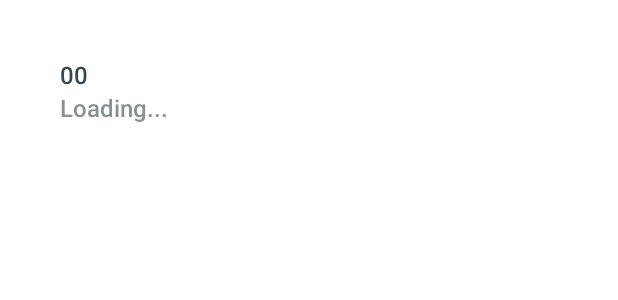
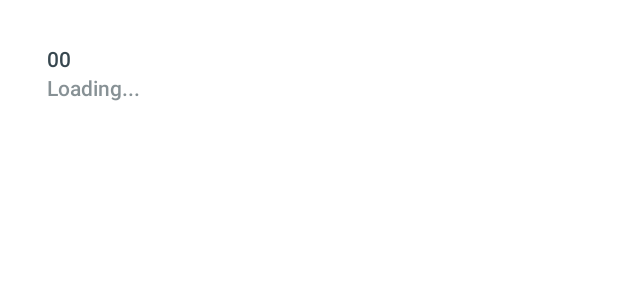
Before and after one commit to tamuseanmiller/AggieMapS, an Android app: the layout recyclerview_route.xml on its own in the app's theme, with its tools: preview values and no code run, on a phone screen of 412 x 824 dp. Shown: the top 300 px of the screen. Run offline under Robolectric (Android 15) with nearby library versions, the phone set to English and light mode, and no system bars.

Commit message:
Experimenting with Smaller Routes

```diff
--- a/app/src/main/java/com/mrst/aggiemaps/MainActivity.java
+++ b/app/src/main/java/com/mrst/aggiemaps/MainActivity.java
@@ -177,7 +177,7 @@ public class MainActivity extends AppCompatActivity implements FavAdapter.ItemCl
         View standardBottomSheet = findViewById(R.id.standard_bottom_sheet);
         standardBottomSheetBehavior = BottomSheetBehavior.from(standardBottomSheet);
         standardBottomSheetBehavior.setSaveFlags(BottomSheetBehavior.SAVE_ALL);
-        standardBottomSheetBehavior.setState(BottomSheetBehavior.STATE_HALF_EXPANDED);
+        standardBottomSheetBehavior.setState(BottomSheetBehavior.STATE_COLLAPSED);
         standardBottomSheetBehavior.setPeekHeight(200);
         standardBottomSheetBehavior.setHideable(false);
         standardBottomSheetBehavior.setHalfExpandedRatio(0.9f);
--- a/app/src/main/res/layout/recyclerview_route.xml
+++ b/app/src/main/res/layout/recyclerview_route.xml
@@ -7,11 +7,11 @@
 
     <com.google.android.material.card.MaterialCardView
         android:id="@+id/route_card"
-        android:layout_width="150dp"
-        android:layout_height="110dp"
+        android:layout_width="120dp"
+        android:layout_height="85dp"
         android:clickable="true"
         android:focusable="true"
-        app:cardCornerRadius="35dp"
+        app:cardCornerRadius="30dp"
         app:cardElevation="0dp"
         app:cardPreventCornerOverlap="false"
         app:contentPadding="20dp">
@@ -19,7 +19,7 @@
         <RelativeLayout
             android:layout_width="match_parent"
             android:layout_height="match_parent"
-            android:paddingLeft="14dp">
+            android:paddingLeft="5dp">
 
             <RelativeLayout
                 android:layout_width="wrap_content"
@@ -32,7 +32,7 @@
                     android:layout_height="wrap_content"
                     android:fontFamily="sans-serif-medium"
                     android:text="00"
-                    android:textSize="16sp"
+                    android:textSize="14sp"
                     android:textColor="@color/foreground" />
 
                 <TextView
@@ -49,7 +49,7 @@
                     android:marqueeRepeatLimit="marquee_forever"
                     android:scrollHorizontally="true"
                     android:text="@string/loading"
-                    android:textSize="16sp"
+                    android:textSize="14sp"
                     android:textColor="@color/foreground_60" />
 
             </RelativeLayout>
```
